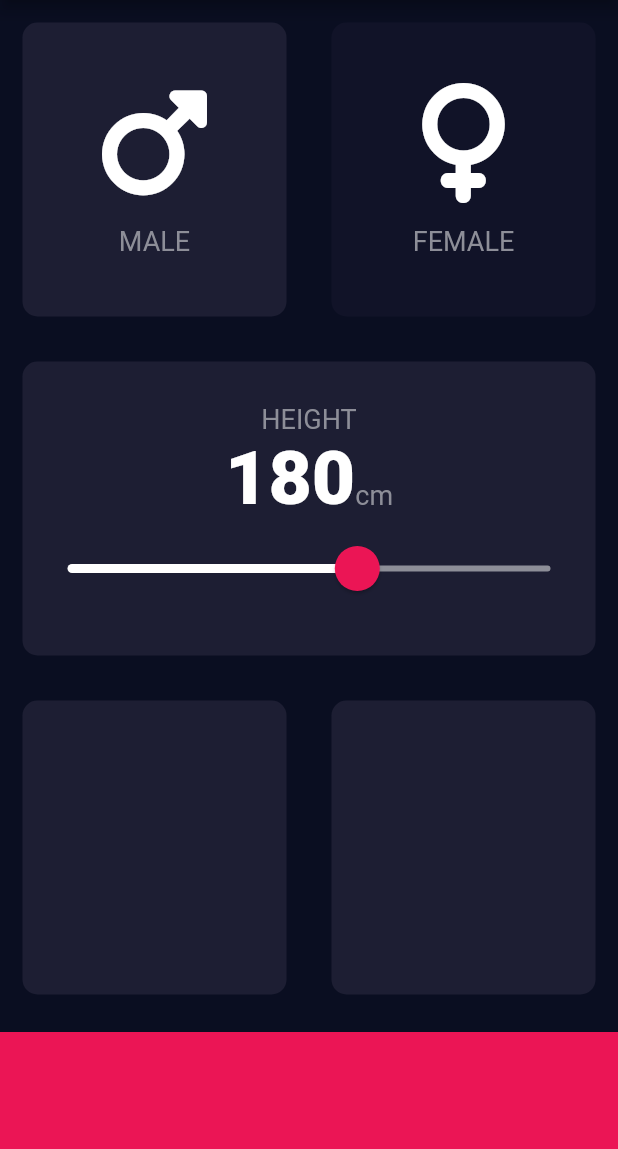
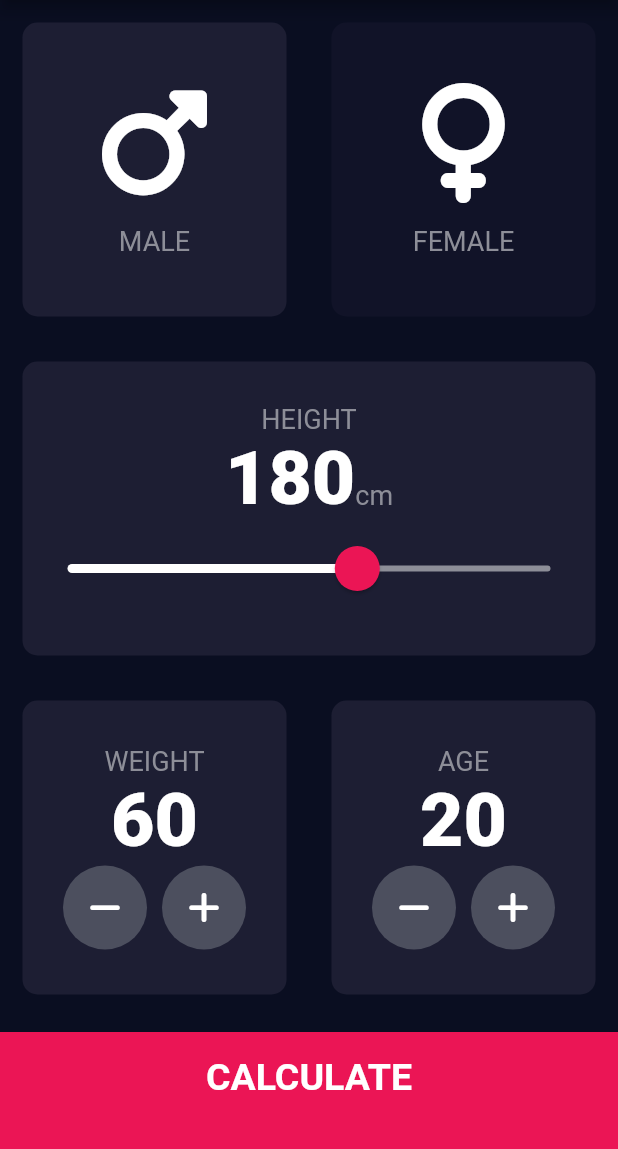
Before and after one commit to HeratUni-CS/bmi-calculator-98123AhmadSohail, a Flutter app: the screen it shows after launch, on a phone screen of 412 x 824 dp, the part 84-1233 px from its top. Run offline on Flutter 3.47's test engine with Material 2 defaults, Android fonts, the phone set to English and light mode, and no system bars; our stand-ins replace font_awesome_flutter.

Commit message:
added a second page for displaying bmi result

```diff
--- /dev/null
+++ b/lib/calculator_brain.dart
@@ -0,0 +1,34 @@
+import 'dart:math';
+
+class CalculatorBrain {
+  final int? height;
+  final int? weight;
+  CalculatorBrain({required this.height, required this.weight});
+
+  double _bmi = 0;
+
+  String calculateBMI() {
+    _bmi = (weight! / pow(height! / 100, 2))!;
+    return _bmi.toStringAsFixed(1);
+  }
+
+  String getResult() {
+    if (_bmi >= 25) {
+      return 'OverWeight';
+    } else if (_bmi > 18.5) {
+      return 'Normal';
+    } else {
+      return 'UnderWeight';
+    }
+  }
+
+  String getInterpretation() {
+    if (_bmi >= 25) {
+      return 'You have a higher than normal body weight. Try to exercise more.';
+    } else if (_bmi > 18.5) {
+      return 'You have a normal body weight. Good job!';
+    } else {
+      return 'You have a lower than normal body weight. You can eat a bit more';
+    }
+  }
+}
--- /dev/null
+++ b/lib/components/bottom_button.dart
@@ -0,0 +1,28 @@
+import 'package:flutter/material.dart';
+import '../constants.dart';
+
+class BottomButton extends StatelessWidget {
+  BottomButton({required this.onTap, required this.buttonTitle});
+  final Function() onTap;
+  final String buttonTitle;
+
+  @override
+  Widget build(BuildContext context) {
+    return GestureDetector(
+      onTap: onTap,
+      child: Container(
+        child: Center(
+          child: Text(
+            buttonTitle,
+            style: kLargeButtonTextStyle,
+          ),
+        ),
+        color: kBottomContainerColour,
+        margin: EdgeInsets.only(top: 10.0),
+        padding: EdgeInsets.only(bottom: 20.0),
+        width: double.infinity,
+        height: kBottomContainerHeight,
+      ),
+    );
+  }
+}
--- a/lib/icon_content.dart
+++ b/lib/components/icon_content.dart
@@ -1,5 +1,5 @@
 import 'package:flutter/material.dart';
-import 'constants.dart';
+import '../constants.dart';
 
 class iconContent extends StatelessWidget {
   iconContent({this.icon, this.label});
--- /dev/null
+++ b/lib/components/round_icon_button.dart
@@ -0,0 +1,23 @@
+import 'package:flutter/material.dart';
+
+class RoundIconButton extends StatelessWidget {
+  RoundIconButton({required this.icon, required this.onPress});
+
+  final IconData icon;
+  final Function() onPress;
+
+  @override
+  Widget build(BuildContext context) {
+    return RawMaterialButton(
+      elevation: 0.0,
+      child: Icon(icon),
+      onPressed: onPress,
+      constraints: BoxConstraints.tightFor(
+        width: 56.0,
+        height: 56.0,
+      ),
+      shape: CircleBorder(),
+      fillColor: Color(0xFF4C4F5E),
+    );
+  }
+}
--- a/lib/constants.dart
+++ b/lib/constants.dart
@@ -11,3 +11,10 @@ const kLabelTextStyle = TextStyle(
 );
 
 const kNumberTextStyle = TextStyle(fontSize: 50, fontWeight: FontWeight.w900);
+const kLargeButtonTextStyle =
+    TextStyle(fontSize: 25.0, fontWeight: FontWeight.bold);
+const kTitleTextStyle = TextStyle(fontSize: 50.0, fontWeight: FontWeight.bold);
+const kResultTextStyle = TextStyle(
+    color: Color(0xFF24D876), fontSize: 22.0, fontWeight: FontWeight.bold);
+const kBMITextStyle = TextStyle(fontSize: 100.0, fontWeight: FontWeight.bold);
+const kBodyTextStyle = TextStyle(fontSize: 22);
--- a/lib/main.dart
+++ b/lib/main.dart
@@ -1,5 +1,5 @@
 import 'package:flutter/material.dart';
-import 'input_page.dart';
+import 'screens/input_page.dart';
 
 void main() => runApp(BMICalculator());
 
--- a/lib/input_page.dart
+++ b/lib/screens/input_page.dart
@@ -1,8 +1,12 @@
+import 'package:bmi_starting/calculator_brain.dart';
 import 'package:flutter/material.dart';
 import 'package:font_awesome_flutter/font_awesome_flutter.dart';
-import 'icon_content.dart';
-import 'reusable_card.dart';
-import 'constants.dart';
+import '../components/icon_content.dart';
+import '../components/reusable_card.dart';
+import '../constants.dart';
+import 'results_page.dart';
+import '../components/round_icon_button.dart';
+import '../components/bottom_button.dart';
 
 enum Gender {
   male,
@@ -17,6 +21,9 @@ class InputPage extends StatefulWidget {
 class _InputPageState extends State<InputPage> {
   Gender selectedGender = Gender.male;
   int height = 180;
+  int weight = 60;
+  int age = 20;
+
   @override
   Widget build(BuildContext context) {
     return Scaffold(
@@ -112,18 +119,100 @@ class _InputPageState extends State<InputPage> {
               child: Row(
             children: [
               Expanded(
-                child: reusableCard(colour: kActiveCardColor),
+                child: reusableCard(
+                  colour: kActiveCardColor,
+                  cardChild: Column(
+                    mainAxisAlignment: MainAxisAlignment.center,
+                    children: [
+                      Text(
+                        'WEIGHT',
+                        style: kLabelTextStyle,
+                      ),
+                      Text(
+                        weight.toString(),
+                        style: kNumberTextStyle,
+                      ),
+                      Row(
+                          mainAxisAlignment: MainAxisAlignment.center,
+                          children: [
+                            RoundIconButton(
+                              icon: FontAwesomeIcons.minus,
+                              onPress: () {
+                                setState(() {
+                                  weight--;
+                                });
+                              },
+                            ),
+                            SizedBox(
+                              width: 10,
+                            ),
+                            RoundIconButton(
+                              icon: FontAwesomeIcons.plus,
+                              onPress: () {
+                                setState(() {
+                                  weight++;
+                                });
+                              },
+                            )
+                          ]),
+                    ],
+                  ),
+                ),
               ),
               Expanded(
-                child: reusableCard(colour: kActiveCardColor),
+                child: reusableCard(
+                  colour: kActiveCardColor,
+                  cardChild: Column(
+                    mainAxisAlignment: MainAxisAlignment.center,
+                    children: [
+                      Text(
+                        'AGE',
+                        style: kLabelTextStyle,
+                      ),
+                      Text(
+                        age.toString(),
+                        style: kNumberTextStyle,
+                      ),
+                      Row(
+                        mainAxisAlignment: MainAxisAlignment.center,
+                        children: [
+                          RoundIconButton(
+                              icon: FontAwesomeIcons.minus,
+                              onPress: () {
+                                setState(() {
+                                  age--;
+                                });
+                              }),
+                          SizedBox(width: 10),
+                          RoundIconButton(
+                              icon: FontAwesomeIcons.plus,
+                              onPress: () {
+                                setState(() {
+                                  age++;
+                                });
+                              })
+                        ],
+                      )
+                    ],
+                  ),
+                ),
               ),
             ],
           )),
-          Container(
-            color: kBottomContainerColour,
-            margin: EdgeInsets.only(top: 10.0),
-            width: double.infinity,
-            height: kBottomContainerHeight,
+          BottomButton(
+            buttonTitle: 'CALCULATE',
+            onTap: () {
+              CalculatorBrain calc =
+                  CalculatorBrain(height: height, weight: weight);
+              Navigator.push(
+                  context,
+                  MaterialPageRoute(
+                      builder: (context) => ResultsPage(
+                            bmiResult: calc.calculateBMI(),
+                            resultText: calc.getResult(),
+                            interpretation: calc.getInterpretation(),
+                          )));
+            },
           ),
         ],
       ),
```
Also changed, not shown: lib/screens/results_page.dart (added, +68 -0 lines), lib/components/reusable_card.dart (renamed from lib/reusable_card.dart).
